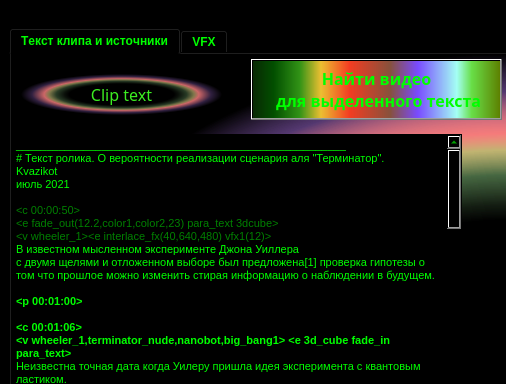
Above: VideoCube/VideoCubeCV/mainwindow.ui from Kvazikot/VideoProjects before the change; both pictures show x 0 to 506 and y 0 to 384 of the 1019 by 779 pixel window. Below: the same form after it.
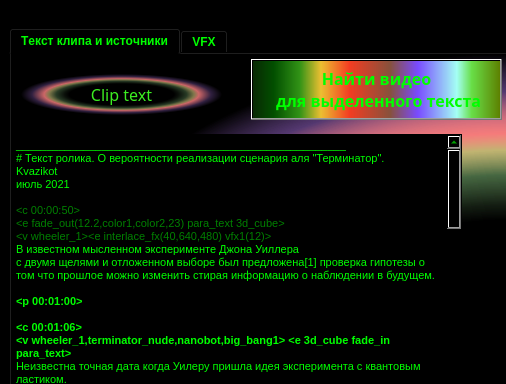
That is the form after the change.

```diff
--- a/VideoCube/VideoCubeCV/mainwindow.ui
+++ b/VideoCube/VideoCubeCV/mainwindow.ui
@@ -260,7 +260,7 @@
 &lt;p style=&quot; margin-top:0px; margin-bottom:0px; margin-left:0px; margin-right:0px; -qt-block-indent:0; text-indent:0px;&quot;&gt;&lt;span style=&quot; color:#00ff00;&quot;&gt;июль 2021&lt;/span&gt;&lt;/p&gt;
 &lt;p style=&quot;-qt-paragraph-type:empty; margin-top:0px; margin-bottom:0px; margin-left:0px; margin-right:0px; -qt-block-indent:0; text-indent:0px; color:#00ff00;&quot;&gt;&lt;br /&gt;&lt;/p&gt;
 &lt;p style=&quot; margin-top:0px; margin-bottom:0px; margin-left:0px; margin-right:0px; -qt-block-indent:0; text-indent:0px;&quot;&gt;&lt;span style=&quot; font-size:8pt; color:#008000;&quot;&gt;&amp;lt;c&lt;/span&gt;&lt;span style=&quot; font-size:8pt; color:#c0c0c0;&quot;&gt; &lt;/span&gt;&lt;span style=&quot; font-size:8pt; color:#008000;&quot;&gt;00:00:50&amp;gt;&lt;/span&gt;&lt;/p&gt;
-&lt;p style=&quot; margin-top:0px; margin-bottom:0px; margin-left:0px; margin-right:0px; -qt-block-indent:0; text-indent:0px;&quot;&gt;&lt;span style=&quot; font-family:'Courier New'; font-size:8pt; color:#008000;&quot;&gt;&amp;lt;e&lt;/span&gt;&lt;span style=&quot; font-family:'Courier New'; font-size:8pt; color:#c0c0c0;&quot;&gt; &lt;/span&gt;&lt;span style=&quot; font-family:'Courier New'; font-size:8pt; color:#008000;&quot;&gt;fade_out(12.2,color1,color2,23) para_text 3dcube&amp;gt;&lt;/span&gt;&lt;/p&gt;
+&lt;p style=&quot; margin-top:0px; margin-bottom:0px; margin-left:0px; margin-right:0px; -qt-block-indent:0; text-indent:0px;&quot;&gt;&lt;span style=&quot; font-family:'Courier New'; font-size:8pt; color:#008000;&quot;&gt;&amp;lt;e&lt;/span&gt;&lt;span style=&quot; font-family:'Courier New'; font-size:8pt; color:#c0c0c0;&quot;&gt; &lt;/span&gt;&lt;span style=&quot; font-family:'Courier New'; font-size:8pt; color:#008000;&quot;&gt;fade_out(12.2,color1,color2,23) para_text &lt;/span&gt;&lt;span style=&quot; font-size:8pt; color:#008000;&quot;&gt;3d_cube&lt;/span&gt;&lt;span style=&quot; font-family:'Courier New'; font-size:8pt; color:#008000;&quot;&gt;&amp;gt;&lt;/span&gt;&lt;/p&gt;
 &lt;p style=&quot; margin-top:0px; margin-bottom:0px; margin-left:0px; margin-right:0px; -qt-block-indent:0; text-indent:0px;&quot;&gt;&lt;span style=&quot; font-family:'Courier New'; font-size:8pt; color:#008000;&quot;&gt;&amp;lt;v&lt;/span&gt;&lt;span style=&quot; font-family:'Courier New'; font-size:8pt; color:#c0c0c0;&quot;&gt; &lt;/span&gt;&lt;span style=&quot; font-family:'Courier New'; font-size:8pt; color:#008000;&quot;&gt;wheeler_1&amp;gt;&amp;lt;e&lt;/span&gt;&lt;span style=&quot; font-family:'Courier New'; font-size:8pt; color:#c0c0c0;&quot;&gt; &lt;/span&gt;&lt;span style=&quot; font-family:'Courier New'; font-size:8pt; color:#008000;&quot;&gt;interlace_fx(40,640,480) vfx1(12)&amp;gt;&lt;/span&gt;&lt;/p&gt;
 &lt;p style=&quot; margin-top:0px; margin-bottom:0px; margin-left:0px; margin-right:0px; -qt-block-indent:0; text-indent:0px;&quot;&gt;&lt;span style=&quot; color:#00ff00;&quot;&gt;В известном мысленном эксперименте Джона Уиллера&lt;/span&gt;&lt;/p&gt;
 &lt;p style=&quot; margin-top:0px; margin-bottom:0px; margin-left:0px; margin-right:0px; -qt-block-indent:0; text-indent:0px;&quot;&gt;&lt;span style=&quot; color:#00ff00;&quot;&gt;с двумя щелями и отложенном выборе был предложена[1] проверка гипотезы о том что прошлое можно изменить стирая информацию о наблюдении в будущем.&lt;/span&gt;&lt;/p&gt;
```
